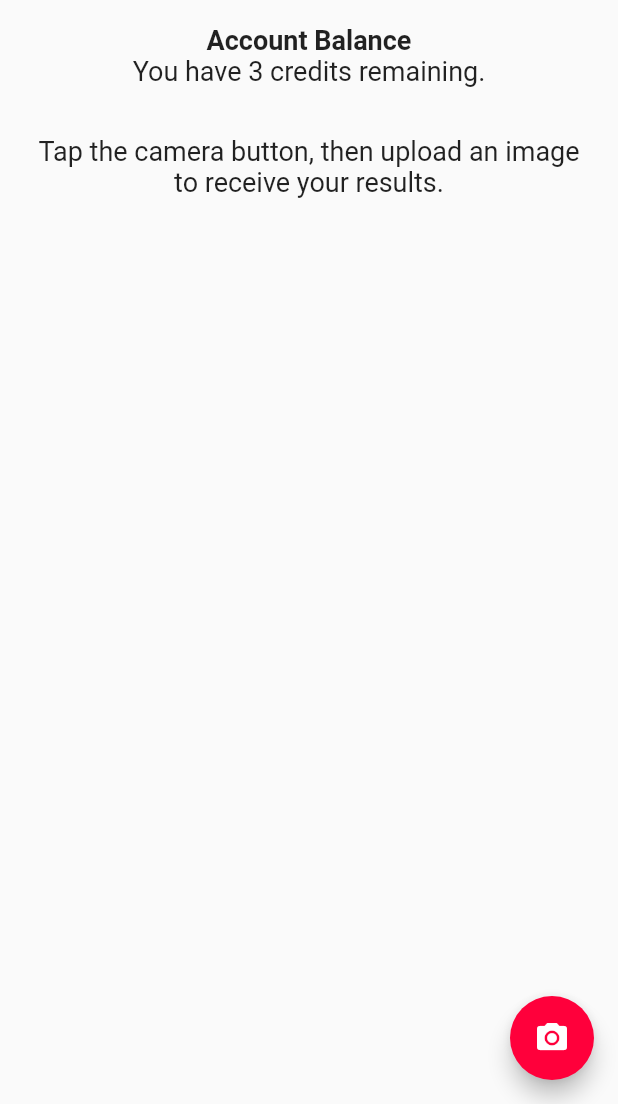
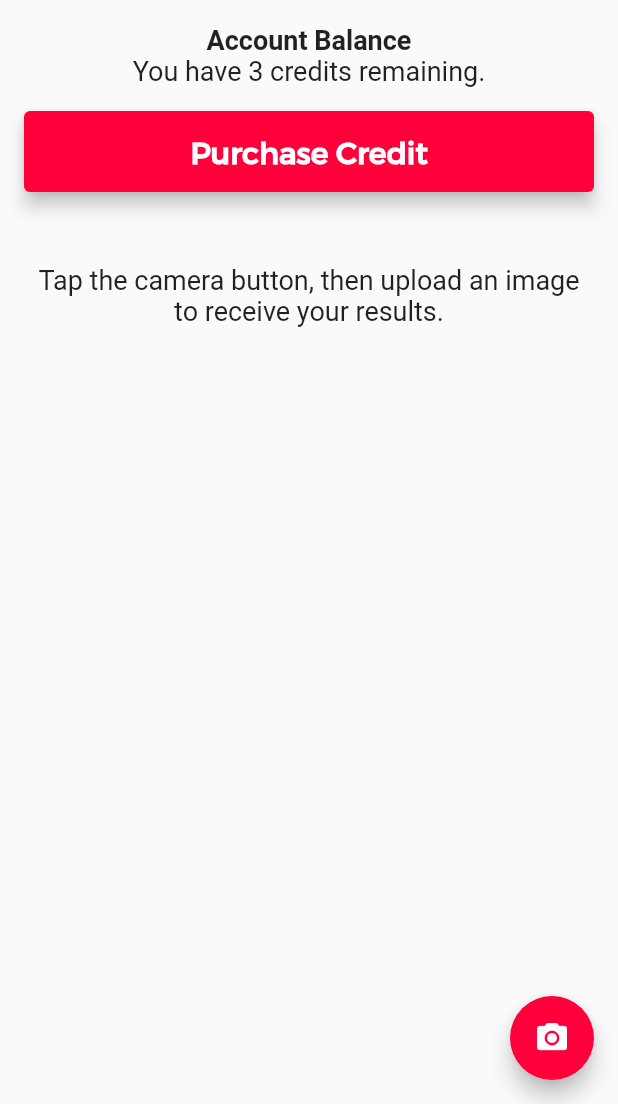
Before and after one commit to shamod/skindetect, a Flutter app: the DiagnosePage screen opened by its route, on a phone screen of 412 x 824 dp, the part 132-1236 px from its top. Run offline on Flutter 3.47's test engine with Material 2 defaults, Android fonts, the phone set to English and light mode, and no system bars; our stand-ins replace carousel_slider, flutter_svg, image_picker; missing offline and left inert: dart:ffi.

Commit message:
Opened Purchase Credit button for demo

```diff
--- a/lib/diagnosis/diagnose.dart
+++ b/lib/diagnosis/diagnose.dart
@@ -54,9 +54,8 @@ class DiagnosePage extends StatelessWidget {
                     ),
                   ],
                 ),
-                creditsRemaining == 0
-                    ? _buyCreditButton(context)
-                    : Padding(
+                 _buyCreditButton(context),
+                 Padding(
                     padding: EdgeInsets.only(top: 32, left: 16, right: 16),
                     child: Text(
                       "Tap the camera button, then upload an image to receive your results.",
@@ -93,7 +92,7 @@ class DiagnosePage extends StatelessWidget {
             Navigator.push(
                 context, MaterialPageRoute(builder: (context) => PayPage()));
           },
-          child: Text("Purchase 1 credit",
+          child: Text("Purchase Credit",
               textAlign: TextAlign.center,
               style: style.copyWith(
                   color: Colors.white, fontWeight: FontWeight.bold)),
```
Lines whose indentation alone changed are shown as unchanged.
